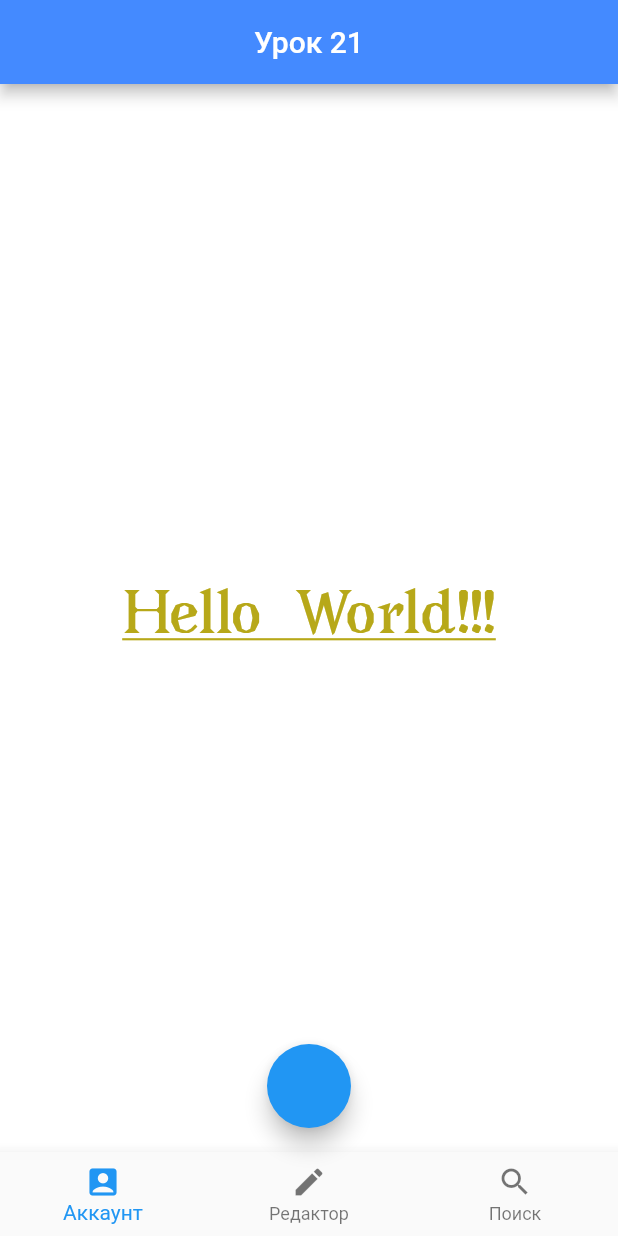
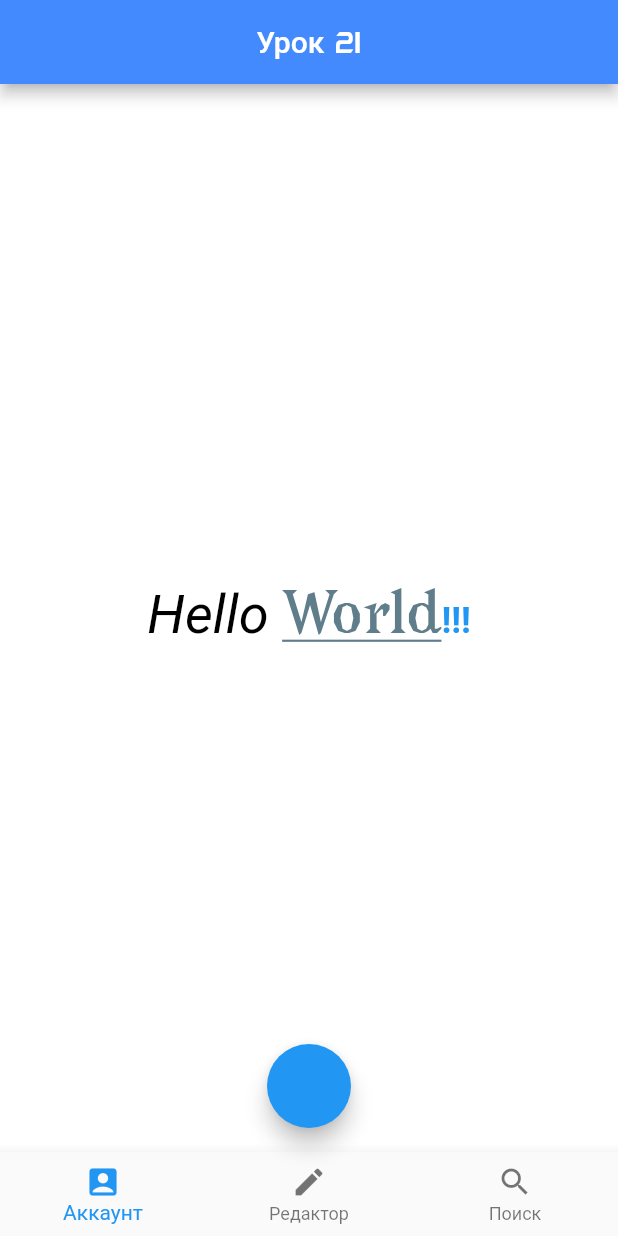
Before and after one commit to kirillnepomiluev/FlutterLessonsStemford, a Flutter app: the screen it shows after launch, on a phone screen of 412 x 824 dp. Run offline on Flutter 3.47's test engine with Material 2 defaults, Android fonts, the phone set to English and light mode, and no system bars.

Commit message:
после урока

```diff
--- a/lib/main.dart
+++ b/lib/main.dart
@@ -11,7 +11,9 @@ class Lessons extends StatelessWidget {
         appBar: AppBar(
           centerTitle: true,
           title: const Text(
-            "Урок 21",
+            "Урок 21", style: TextStyle(
+            fontFamily: "Crystal"
+          ),
           ),
           backgroundColor: Colors.blueAccent,
         ),
@@ -28,101 +30,110 @@ class Lessons extends StatelessWidget {
             BottomNavigationBarItem(icon: Icon(Icons.search), label: "Поиск"),
           ],
         ),
-        body: const Center(
-          child: Text(
-            "Hello  World!!!",
-            // Есть много способов декорировать текста. Универсальный виджет,
-            // отвечающий за стилизацию текстаявляется виджет TextStyle(),
-            // передаваемый в свойство style/.
+        // body: const Center(
+        //   child: Text(
+        //     "Hello  World!!!",
+        //     // Есть много способов декорировать текста. Универсальный виджет,
+        //     // отвечающий за стилизацию текстаявляется виджет TextStyle(),
+        //     // передаваемый в свойство style/.
+        //
+        //     style: TextStyle(
+        //       // Свойство, отвечающее за стиль текста. Принимает в себя виджет TextStyle().
+        //        fontFamily: "Avara",
+        //      //fontFamily: "Crystal",
+        //
+        //       fontSize: 42,
+        //       // Свойство, отвечающее за размер шрифта. Принимает в себя вещественное число.
+        //
+        //       fontWeight: FontWeight.w900,
+        //       // Свойство, отвечающее за толщину текста. Принимает в себя конструкторы
+        //       // FontWeight.
+        //
+        //       fontStyle: FontStyle.normal,
+        //       // Свойство, отвечающее за стиль текста. Принимает в себя конструкторы
+        //       // FontStyle.
+        //
+        //       decoration: TextDecoration.underline,
+        //       decorationColor: Color(0xFF39336D),
+        //       decorationThickness: 3,
+        //       // Свойство, отвечающее за декорирование текста. Принимает в себя
+        //       // конструкторы TextDecoration.
+        //
+        //       color: Color(0xFFB7A819), // Свойство, отвечающее за цвет текста.
+        //       // Принимает в себя цветовые виджеты.
+        //     ),
+        //   ),
+        // ),
 
-            style: TextStyle(
-              // Свойство, отвечающее за стиль текста. Принимает в себя виджет TextStyle().
-              fontFamily: "Avara",
-              fontSize: 36,
-              // Свойство, отвечающее за размер шрифта. Принимает в себя вещественное число.
+        body: Center(
+          child: RichText(
+            // В предыдущем примере мы научились декорировать текст.
+            // Однако, стиль текста распространялся на весь текст. Что
+            // если нам нужно стилизовать отдельный участок текста?
+            // Для этого существует виджет RichText().
+            // Он позволяет нам разбить текст на участки, и
+            /// задавать стиль для каждого из них индивидуально.
 
-              fontWeight: FontWeight.w700,
-              // Свойство, отвечающее за толщину текста. Принимает в себя конструкторы
-              // FontWeight.
+            text: const TextSpan(
+              // Свойство, в которое помещается виджет TextSpan(),
+              // содержащий фрагмент текста и его стиль.
 
-              fontStyle: FontStyle.normal,
-              // Свойство, отвечающее за стиль текста. Принимает в себя конструкторы
-              // FontStyle.
+              style: TextStyle(
+                // Сюда мы поместим стиль текста по умолчанию.
+                fontSize: 36,
+                fontWeight: FontWeight.bold,
+                fontStyle: FontStyle.italic,
+                decoration: TextDecoration.underline,
+                color: Colors.deepPurple,
+              ),
+              children: [
+                // Свойство children содержит в себе дочерние виджеты.
+                //  При этом дочерние виджеты помещаются в квадратные скобки.
+                // Теперь внутрь свойства children мы передадим еще несколько
+                //   виджетов TextSpan(), в которых будут содержаться отдельные
+                // фрагменты текста, и стили для них. Если же мы не зададим
+                //   для них уникальный стил, то они примут параметры, указанные
+                // выше.
 
-              decoration: TextDecoration.underline,
-              // Свойство, отвечающее за декорирование текста. Принимает в себя
-              // конструкторы TextDecoration.
+                TextSpan(
+                  // Первый TextSpan будет содержать слово Hello .
+                  text: "Hello ",
+                  // Здесь в свойство text мы уже передаем
+                  //  непосредственно текст, над которым будут произвоодиться изменения.
 
-              color: Color(0xFFB7A819), // Свойство, отвечающее за цвет текста.
-              // Принимает в себя цветовые виджеты.
+                  style: TextStyle(
+                      fontWeight: FontWeight.normal,
+                      color: Colors.black,
+                      decoration: TextDecoration.none), // Сделаем текст нормальной толщины,
+                  //    изменим цвет на черный и уберем нижнее подчеркивание.
+                ),
+
+                TextSpan(
+                  text: "World",
+                   style: TextStyle(
+                     color: Colors.blueGrey,
+                     fontStyle: FontStyle.normal,// Изменим цвет текста
+                     fontFamily: "Avara",
+                   ),
+
+                  //     на синий.
+                ),
+                TextSpan(
+                  text: "!!!",
+                  style: TextStyle(
+                      color: Colors.blue,
+                      fontStyle: FontStyle.normal,
+                      fontSize: 24,
+                      decoration: TextDecoration.none),
+
+                  /// Изменим цвет
+                  //    на синий, уиерем курсив и подчеркивание, а также увеличиваем
+                  ///размер шрифта
+                ),
+              ],
             ),
           ),
         ),
-
-        // body: Center(
-        //   child: RichText(
-        //     // В предыдущем примере мы научились декорировать текст.
-        //     // Однако, стиль текста распространялся на весь текст. Что
-        //     // если нам нужно стилизовать отдельный участок текста?
-        //     // Для этого существует виджет RichText().
-        //     // Он позволяет нам разбить текст на участки, и
-        //     /// задавать стиль для каждого из них индивидуально.
-        //
-        //     text: const TextSpan(
-        //       // Свойство, в которое помещается виджет TextSpan(),
-        //       // содержащий фрагмент текста и его стиль.
-        //
-        //       style: TextStyle(
-        //         // Сюда мы поместим стиль текста по умолчанию.
-        //         fontSize: 30,
-        //         fontWeight: FontWeight.bold,
-        //         fontStyle: FontStyle.italic,
-        //         decoration: TextDecoration.underline,
-        //         color: Colors.deepPurple,
-        //       ),
-        //       children: [
-        //         /// Свойство children содержит в себе дочерние виджеты.
-        //         //  При этом дочерние виджеты помещаются в квадратные скобки.
-        //         /// Теперь внутрь свойства children мы передадим еще несколько
-        //         //   виджетов TextSpan(), в которых будут содержаться отдельные
-        //         /// фрагменты текста, и стили для них. Если же мы не зададим
-        //         //   для них уникальный стил, то они примут параметры, указанные
-        //         /// выше.
-        //         TextSpan(
-        //           text: "!!!",
-        //           style: TextStyle(
-        //               color: Colors.blue,
-        //               fontStyle: FontStyle.normal,
-        //               fontSize: 35,
-        //               decoration: TextDecoration.none),
-        //
-        //           /// Изменим цвет
-        //           //    на синий, уиерем курсив и подчеркивание, а также увеличиваем
-        //           ///размер шрифта
-        //         ),
-        //         TextSpan(
-        //           // Первый TextSpan будет содержать слово Hello .
-        //
-        //           text: "Hello ",
-        //           // Здесь в свойство text мы уже передаем
-        //           //  непосредственно текст, над которым будут произвоодиться изменения.
-        //
-        //           style: TextStyle(
-        //               fontWeight: FontWeight.normal,
-        //               color: Colors.black,
-        //               decoration: TextDecoration.none), // Сделаем текст нормальной толщины,
-        //           //    изменим цвет на черный и уберем нижнее подчеркивание.
-        //         ),
-        //
-        //         TextSpan(
-        //           text: "World",
-        //           // style: TextStyle(color: Colors.blueGrey), // Изменим цвет текста
-        //           //     на синий.
-        //         ),
-        //       ],
-        //     ),
-        //   ),
-        // ),
       ),
     );
   }
--- a/pubspec.yaml
+++ b/pubspec.yaml
@@ -64,6 +64,9 @@ flutter:
     - family: Avara
       fonts:
         - asset: assets/fonts/Avara.ttf
+    - family: Crystal
+      fonts:
+        - asset: assets/fonts/CRYSTAL.ttf
 
   # To add assets to your application, add an assets section, like this:
   # assets:
```
Also changed, not shown: assets/fonts/CRYSTAL.ttf (added).
